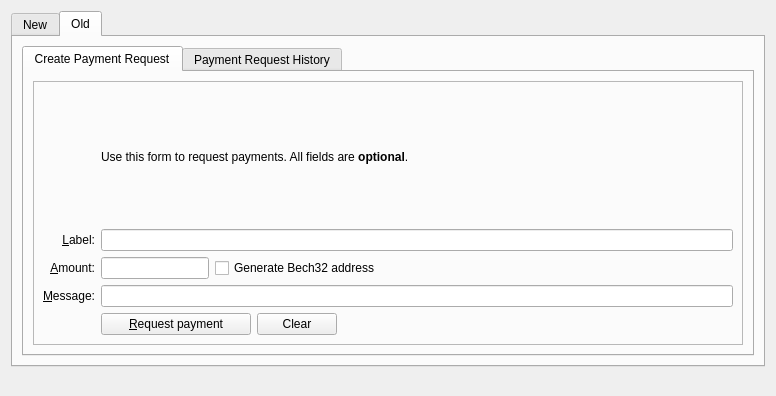
Old version of the form src/qt/forms/receivecoinsdialog.ui in the repository DriveNetTESTDRIVE/DriveNet.
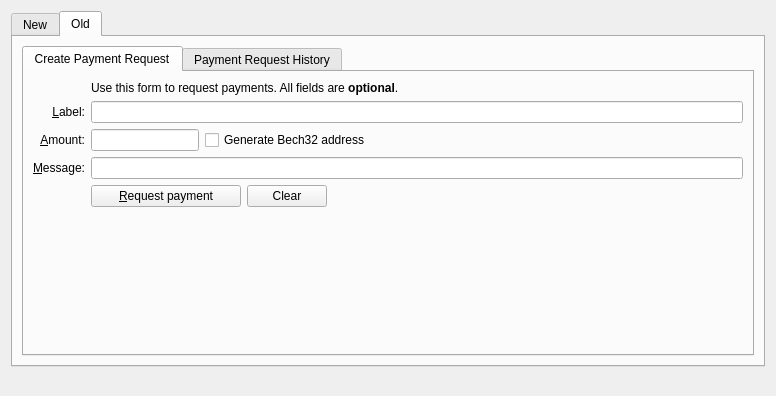
New version of the form. The open tabs and pages were chosen to show the change. Icons and pictures are not drawn. Custom widgets are drawn as their Qt base class.

Commit message: Receive coins page updates

The edit to the form file:
```diff
--- a/src/qt/forms/receivecoinsdialog.ui
+++ b/src/qt/forms/receivecoinsdialog.ui
@@ -178,23 +178,8 @@
           <attribute name="title">
            <string>Create Payment Request</string>
           </attribute>
-          <layout class="QVBoxLayout" name="verticalLayout_5">
-           <item>
-            <widget class="QFrame" name="frame2">
-             <property name="sizePolicy">
-              <sizepolicy hsizetype="Preferred" vsizetype="Expanding">
-               <horstretch>0</horstretch>
-               <verstretch>0</verstretch>
-              </sizepolicy>
-             </property>
-             <property name="frameShape">
-              <enum>QFrame::StyledPanel</enum>
-             </property>
-             <property name="frameShadow">
-              <enum>QFrame::Sunken</enum>
-             </property>
-             <layout class="QVBoxLayout" name="verticalLayout_3">
-              <item>
+          <layout class="QGridLayout" name="gridLayout_2">
+           <item row="0" column="0">
                <layout class="QGridLayout" name="gridLayout">
                 <item row="5" column="0">
                  <widget class="QLabel" name="label">
@@ -398,8 +383,18 @@
                 </item>
                </layout>
               </item>
-             </layout>
-            </widget>
+           <item row="1" column="0">
+            <spacer name="verticalSpacer_4">
+             <property name="orientation">
+              <enum>Qt::Vertical</enum>
+             </property>
+             <property name="sizeHint" stdset="0">
+              <size>
+               <width>20</width>
+               <height>40</height>
+              </size>
+             </property>
+            </spacer>
            </item>
           </layout>
          </widget>
```
Left out of the diff: 2 changed lines with no effect on the pictures. Lines whose indentation alone changed are shown as unchanged.
